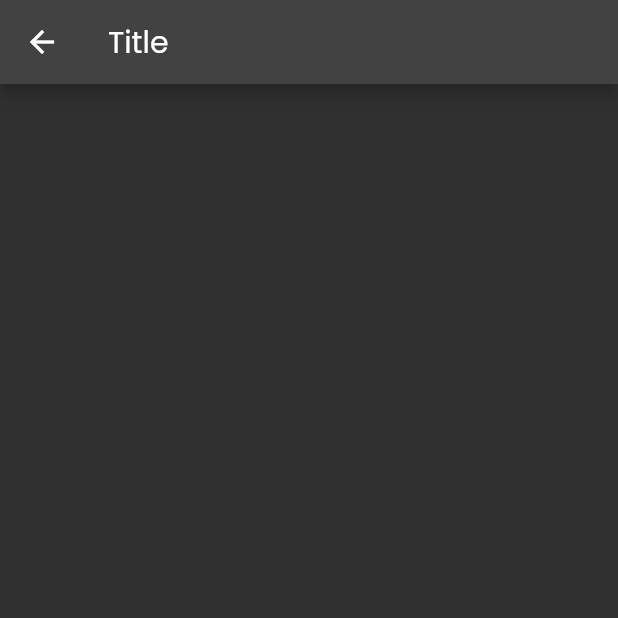
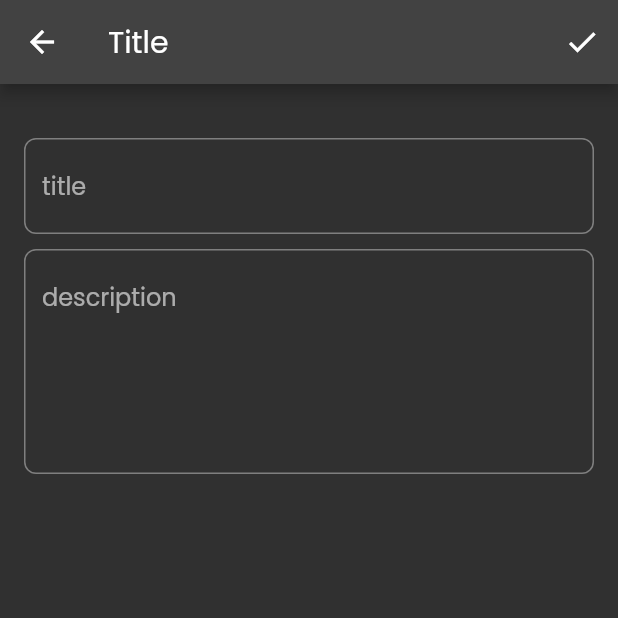
Before and after one commit to AhmedAbdAldaim/notes_app, a Flutter app: the EditNoteView screen opened directly, on a phone screen of 412 x 824 dp, the top half of it. Run offline on Flutter 3.47's test engine with Material 2 defaults, Android fonts, the phone set to English and light mode, and no system bars.

Commit message:
add edit note

```diff
--- a/lib/views/widgets/add_note_bottomsheet.dart
+++ b/lib/views/add_note_bottomsheet.dart
@@ -11,6 +11,7 @@ class AddNoteBottomSheet extends StatelessWidget {
       padding: const EdgeInsets.all(16),
       child: Column(
         children: [
+
           const SizedBox(
             height: 20,
           ),
@@ -28,6 +29,7 @@ class AddNoteBottomSheet extends StatelessWidget {
             title: 'add',
             onPressed: () {},
           )
+
         ],
       ),
     );
--- a/lib/views/edit_note_view.dart
+++ b/lib/views/edit_note_view.dart
@@ -1,4 +1,6 @@
 import 'package:flutter/material.dart';
+import 'package:notes_app/views/widgets/custom_bottom.dart';
+import 'package:notes_app/views/widgets/custom_text_field.dart';
 
 class EditNoteView extends StatelessWidget {
   const EditNoteView({super.key});
@@ -8,8 +10,28 @@ class EditNoteView extends StatelessWidget {
     return Scaffold(
       appBar: AppBar(
         title: const Text('Title'),
+        actions: [IconButton(onPressed: () {}, icon: const Icon(Icons.check))],
       ),
-      body: Container(),
+      body: Padding(
+        padding: const EdgeInsets.all(16.0),
+        child: Column(
+          children: const [
+            SizedBox(
+              height: 20,
+            ),
+            CustomTextField(
+              hint: 'title',
+            ),
+            SizedBox(
+              height: 10,
+            ),
+            CustomTextField(
+              hint: 'description',
+              maxLines: 5,
+            ),
+          ],
+        ),
+      ),
     );
   }
 }
--- a/lib/views/note_view.dart
+++ b/lib/views/note_view.dart
@@ -1,6 +1,5 @@
 import 'package:flutter/material.dart';
-import 'package:flutter/widgets.dart';
-import 'package:notes_app/views/widgets/add_note_bottomsheet.dart';
+import 'package:notes_app/views/add_note_bottomsheet.dart';
 import 'package:notes_app/views/widgets/custom_appbar.dart';
 import 'package:notes_app/views/widgets/custom_note_item.dart';
 
```
